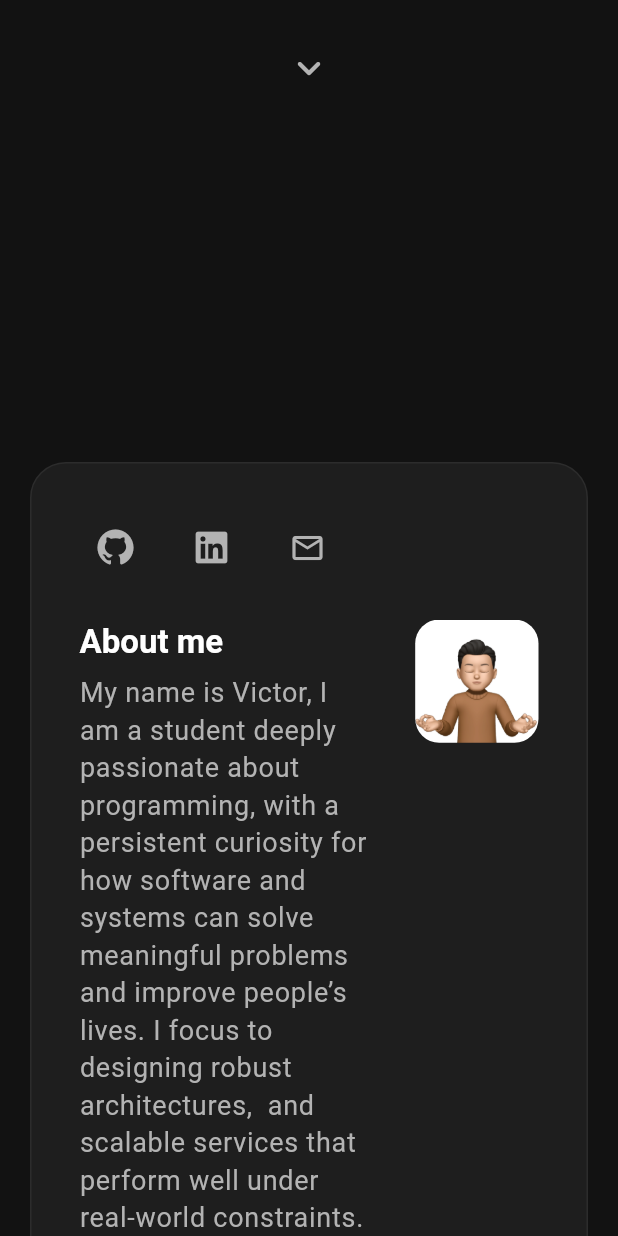
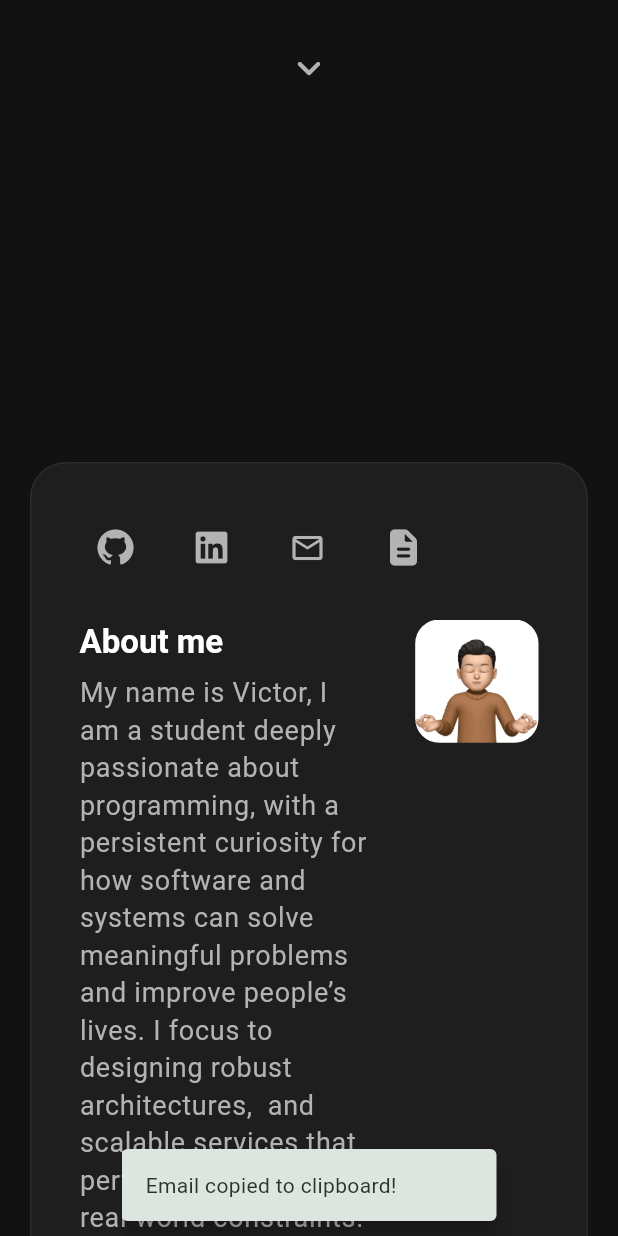
Before and after one commit to GrigorasVictor/web-portofolio, a Flutter app: the screen it shows after launch, scrolled down 576 dp, after a tap on the "email" icon, on a phone screen of 412 x 824 dp. Run offline on Flutter 3.47's test engine with Material 3 defaults, Android fonts, the phone set to English and light mode, and no system bars; our stand-ins replace flutter_svg, font_awesome_flutter; network calls fail.

Commit message:
added a stable version

```diff
--- /dev/null
+++ b/frontend/lib/config/app_config.dart
@@ -0,0 +1,29 @@
+/// Configuration settings for the application.
+/// Modify these values when deploying to different environments.
+class AppConfig {
+  static const List<String> apiBaseUrls = [
+    "http://127.0.0.1:8080",
+    "http://localhost:8080",
+
+  ];
+
+  // API Endpoints
+  static const String educationEndpoint = "/education";
+  static const String experienceEndpoint = "/experience";
+  static const String projectEndpoint = "/project";
+
+  // Social Links
+  static const String githubUrl = "https://github.com/GrigorasVictor";
+  static const String linkedinUrl = "https://www.linkedin.com/in/victor-grigoras-093633271/";
+  static const String cvUrl = "https://steep-cyan-anaconda.myfilebase.com/ipfs/QmYZFHq7JaQmADKvdiAZj3doZcCXpYk4Vi8Warxc7BEa2n";
+
+  // Contact Information
+  static const String emailAddress = "victorandrei201112@gmail.com";
+
+  // Assets
+  static const String profileImagePath = "assets/images/personna.png";
+  static const String backgroundSvgPath = "assets/images/topography.svg";
+
+  // UI Configuration
+  static const List<String> heroWords = ['everyone', 'people', 'world'];
+}
--- a/frontend/lib/main.dart
+++ b/frontend/lib/main.dart
@@ -1,5 +1,6 @@
 import 'package:flutter/material.dart';
 import 'package:flutter_svg/flutter_svg.dart';
+import 'package:frontend/config/app_config.dart';
 import 'models/education.dart';
 import 'models/experience.dart';
 import 'models/project.dart';
@@ -32,7 +33,7 @@ class PortfolioApp extends StatelessWidget {
 
     return MaterialApp(
       debugShowCheckedModeBanner: false,
-      title: 'Portofoliu',
+      title: 'My Portfolio',
       theme: ThemeData(
         useMaterial3: true,
         colorScheme: scheme,
@@ -120,23 +121,18 @@ class _MainPageState extends State<MainPage> {
               shaderCallback: (rect) {
                 return RadialGradient(
                   center: Alignment.center,
-                  // CONTROLEAZĂ AICI: Mărimea zonei transparente din centru.
-                  // O valoare mai mică micșorează cercul transparent.
                   radius: 1,
                   colors: [
                     Colors.transparent,
                     Colors.white,
                   ],
-                  // CONTROLEAZĂ AICI: Tranziția gradientului.
-                  // [0.4, 0.7] înseamnă că gradientul începe la 40% din rază
-                  // și devine complet alb la 70%. Tot ce este după 70% va fi alb complet.
                   stops: const [0.1, 0.8],
                 ).createShader(Rect.fromLTRB(0, 0, rect.width, rect.height));
               },
               blendMode: BlendMode.dstIn,
               child: Center(
                 child: SvgPicture.asset(
-                  'assets/images/topography.svg',
+                  AppConfig.backgroundSvgPath,
                   width: MediaQuery.of(context).size.width,
                   fit: BoxFit.fitWidth,
                   colorFilter: ColorFilter.mode(
@@ -161,8 +157,8 @@ class _MainPageState extends State<MainPage> {
                         mainAxisAlignment: MainAxisAlignment.center,
                         children: [
                           const Spacer(flex: 2),
-                          const HeroTitle(
-                            words: ['everyone', 'people', 'world'],
+                          HeroTitle(
+                            words: AppConfig.heroWords,
                           ),
                           const Spacer(flex: 1),
                           IconButton(
--- a/frontend/lib/sections/about_section.dart
+++ b/frontend/lib/sections/about_section.dart
@@ -1,11 +1,20 @@
-// ...existing code...
 import 'package:flutter/material.dart';
+import 'package:flutter/services.dart';
 import 'package:font_awesome_flutter/font_awesome_flutter.dart';
 import 'package:frontend/theme/colors.dart' as theme_colors;
 import 'package:frontend/theme/texts.dart' as theme_texts;
+import 'package:url_launcher/url_launcher.dart';
+import 'package:frontend/config/app_config.dart';
 
 class AboutSection extends StatelessWidget {
   const AboutSection({super.key});
+
+  Future<void> _launchURL(String urlString) async {
+    final Uri url = Uri.parse(urlString);
+    if (!await launchUrl(url)) {
+      debugPrint('Could not launch $urlString');
+    }
+  }
 
   @override
   Widget build(BuildContext context) {
@@ -24,9 +33,32 @@ class AboutSection extends StatelessWidget {
           Row(
             mainAxisAlignment: MainAxisAlignment.start,
             children: [
-              _SocialIcon(icon: FontAwesomeIcons.github, onTap: () {}),
-              _SocialIcon(icon: FontAwesomeIcons.linkedin, onTap: () {}),
-              _SocialIcon(icon: Icons.email_outlined, onTap: () {}),
+              _SocialIcon(
+                icon: FontAwesomeIcons.github,
+                onTap: () => _launchURL(AppConfig.githubUrl),
+              ),
+              _SocialIcon(
+                icon: FontAwesomeIcons.linkedin,
+                onTap: () => _launchURL(AppConfig.linkedinUrl),
+              ),
+              _SocialIcon(
+                icon: Icons.email_outlined,
+                onTap: () {
+                  Clipboard.setData(ClipboardData(text: AppConfig.emailAddress)).then((_) {
+                    ScaffoldMessenger.of(context).showSnackBar(
+                      const SnackBar(
+                        content: Text('Email copied to clipboard!'),
+                        behavior: SnackBarBehavior.floating,
+                        width: 250,
+                      ),
+                    );
+                  });
+                },
+              ),
+              _SocialIcon(
+                icon: FontAwesomeIcons.solidFileLines, // CV Icon
+                onTap: () => _launchURL(AppConfig.cvUrl),
+              ),
             ],
           ),
           const SizedBox(height: 24),
@@ -66,7 +98,7 @@ class AboutSection extends StatelessWidget {
                   child: ClipRRect(
                     borderRadius: BorderRadius.circular(16.0),
                     child: Image.asset(
-                      'assets/images/personna.png',
+                      AppConfig.profileImagePath,
                       fit: BoxFit.cover,
                       errorBuilder: (context, error, stackTrace) {
                         // Fallback to placeholder if image fails to load
--- a/frontend/lib/services/api_service.dart
+++ b/frontend/lib/services/api_service.dart
@@ -1,146 +1,66 @@
 import 'dart:async';
+import 'dart:convert';
+import 'package:flutter/foundation.dart';
+import 'package:http/http.dart' as http;
 import '../models/education.dart';
 import '../models/experience.dart';
 import '../models/project.dart';
+import '../config/app_config.dart';
 
 class ApiService {
-  int _timeCounter = 0;
-  Future<List<Education>> fetchEducation() async {
-    // Simulate network delay
-    await Future.delayed(Duration(seconds: _timeCounter));
+  // Generic fetcher: tries all base URLs, returns [] on any failure.
+  Future<List<T>> _fetchList<T>(
+    String endpoint,
+    T Function(Map<String, dynamic>) fromJson,
+  ) async {
+    final timeout = const Duration(seconds: 10);
 
-    // In a real app, you would make an HTTP request here.
-    // To test the error case, you can return an empty list: return [];
-    // To test a failure, you can throw an exception: throw Exception('Failed to load');
-    final data = [
-      {
-        "degree": "Bachelor of Science in Computer Science",
-        "institution": "Technical University of Cluj-Napoca",
-        "location": "Cluj-Napoca, Romania",
-        "startDate": "2022-09-01",
-        "endDate": "2026-06-30",
-        "photoUrl": "https://steep-cyan-anaconda.myfilebase.com/ipfs/QmYQqhxLrRE4BtyFFAqHyUfDZDceW6oDBDcDZV3w6jJjES"
-      },
-      {
-        "degree": "Licensed in Mathematics-Informatics, intensive in informatics",
-        "institution": "‘Dimitrie Cantemir’ National College",
-        "location": "Bacău, Romania",
-        "startDate": "2018-09-01",
-        "endDate": "2022-06-30",
-        "photoUrl": "https://steep-cyan-anaconda.myfilebase.com/ipfs/QmbbEDeuwMgLp1Hvq1Zry1SJbciMAoiZdAU5Q9YgD1as3M"
+    for (final baseUrl in AppConfig.apiBaseUrls) {
+      final uri = Uri.parse('$baseUrl$endpoint');
+      final sw = Stopwatch()..start();
+      try {
+        final resp = await http.get(uri).timeout(timeout);
+        sw.stop();
+        if (resp.statusCode == 200) {
+          final body = utf8.decode(resp.bodyBytes);
+          final decoded = json.decode(body);
+          if (decoded is List) {
+            return decoded.map((e) => fromJson(e as Map<String, dynamic>)).toList();
+          } else {
+            debugPrint('GET $uri -> 200 but payload not a List (elapsed ${sw.elapsedMilliseconds}ms)');
+          }
+        } else {
+          debugPrint('GET $uri -> ${resp.statusCode} (elapsed ${sw.elapsedMilliseconds}ms)');
+        }
+      } on TimeoutException {
+        sw.stop();
+        debugPrint('GET $uri -> timeout after ${timeout.inSeconds}s');
+      } catch (e) {
+        sw.stop();
+        debugPrint('GET $uri -> error: $e (elapsed ${sw.elapsedMilliseconds}ms)');
       }
-    ];
-
-    return data.map((json) => Education.fromJson(json)).toList();
+    }
+    return [];
   }
 
-  Future<List<Experience>> fetchExperience() async {
-    await Future.delayed(Duration(seconds: _timeCounter));
-    final data = [
-      {
-        "title": "Data Automation & Cloud",
-        "description": "Developed an AI-based content generation and retrieval system, featuring agent-driven orchestration with microservices and a chatbot interface.\nDesigned efficient file processing and scalable ingestion pipelines to ensure rapid and accurate information access.\nImplemented multimodal contextual analysis for improved relevance and seamless integration into automation workflows.",
-        "company": "MHP – A Porsche Company",
-        "location": "Cluj-Napoca, Romania",
-        "startDate": "2024-07-14",
-        "endDate": "2024-08-30",
-        "photoUrl": "https://steep-cyan-anaconda.myfilebase.com/ipfs/QmTaKJS4KRLRyEmTWrBwLEnTC1xy1GNzkYueJViE3x5kXi",
-        "tags": [
-          {"name": "AI"},
-          {"name": "RAG"},
-          {"name": "agent"},
-          {"name": "tools invoking"},
-          {"name": "NLP"}
-        ]
-      }
-    ];
-    return data.map((json) => Experience.fromJson(json)).toList();
+  Future<List<Education>> fetchEducation() {
+    return _fetchList<Education>(
+      AppConfig.educationEndpoint,
+      (j) => Education.fromJson(j),
+    );
   }
 
-  Future<List<Project>> fetchProjects() async {
-    await Future.delayed(Duration(seconds: _timeCounter));
-    final data = [
-  {
-    "title": "Mulit-Modal Agentic Rag System",
-    "description": "Developed an AI-based content generation and retrieval system, featuring agent-driven orchestration with microservices and a chatbot interface.",
-    "tags": [
-      { "name": "Python" },
-      { "name": "LangChain" },
-      { "name": "MCP" },
-      { "name": "Ollama" },
-      { "name": "AI" }
-    ],
-    "videoUrl": "https://steep-cyan-anaconda.myfilebase.com/ipfs/QmTypcL1Rw7tuZVUJXiSczbpjzaEfT3U2GUJp1X2yXbfvL",
-    "githubUrl": "https://github.com/Victor-Andrei-MHP/mcp-project"
-  },
-  {
-    "title": "HealthCare-AI",
-    "description": "HealthCare-AI is an intelligent application designed to help users remember to take their medication. By leveraging AI and Google Calendar integration, the app schedules reminders and provides helpful notifications to ensure you never miss a dose. Perfect for those with complex medication schedules or anyone who occasionally forgets to take their pills on time.",
-    "tags": [
-      { "name": "Flutter" },
-      { "name": "Python" },
-      { "name": "Google Calendar" },
-      { "name": "Ollama" },
-      { "name": "FastApi" }
-    ],
-    "videoUrl": "https://steep-cyan-anaconda.myfilebase.com/ipfs/Qmc4LyrM8GkavtzXtzWhZegFiFJRWM1J12drC6iwiebNTG",
-    "githubUrl": "https://github.com/GrigorasVictor/HealthCare-AI"
-  },
-  {
-    "title": "CV-Matcher",
-    "description": "I was part of the AI team at a hackathon where I extracted all candidate documents and reformatted CVs and job descriptions into a normalized JSON schema for embedding, enabling accurate semantic search and improved matching results.",
-    "tags": [
-      { "name": "Jupyter Notebook" },
-      { "name": "Python" },
-      { "name": "Ollama" }
-    ],
-    "videoUrl": "",
-    "githubUrl": "https://github.com/humeniucDan/CV-Matcher"
-  },
-  {
-    "title": "RoSubMaster",
-    "description": "Converted MP4 videos with English audio into Romanian-subtitled MP4s using a Python pipeline",
-    "tags": [
-      { "name": "Python" },
-      { "name": "Ffmpeg" },
-      { "name": "Whisper" },
-      { "name": "MarianMT" },
-      { "name": "Pytorch" },
-      { "name": "Torchaudio" },
-      { "name": "Transformers" }
-    ],
-    "videoUrl": "",
-    "githubUrl": "https://github.com/GrigorasVictor/RoSubMaster"
-  },
-  {
-    "title": "Spotify-Stats",
-    "description": "SpotifyStats is a project designed to analyze and visualize Spotify data. It includes components for data processing, machine learning, and a client application built with Flutter.",
-    "tags": [
-      { "name": "Flutter" },
-      { "name": "Python" },
-      { "name": "Spotify-api" },
-      { "name": "Django" },
-      { "name": "JWT" },
-      { "name": "Deep-learning" }
-    ],
-    "videoUrl": "https://steep-cyan-anaconda.myfilebase.com/ipfs/QmSsRTWQDySocZtzYCEafnEzBCq5aGkPCXNi37UPGN5s7d",
-    "githubUrl": "https://github.com/GrigorasVictor/Spotify-Stats"
-  },
-  {
-    "title": "Facebook-clone",
-    "description": "This project is a full-stack social media platform engineered to emulate core functionalities of Facebook. It is developed with a Java-based backend and a JavaScript-driven frontend, structured around a microservices architecture for enhanced scalability and modularity.",
-    "tags": [
-      { "name": "Java" },
-      { "name": "JWT" },
-      { "name": "S3 Bucket" },
-      { "name": "Trello" },
-      { "name": "JavaScript" },
-      { "name": "React" }
-    ],
-    "videoUrl": "",
-    "githubUrl": "https://github.com/GrigorasVictor/Facebook-clone"
+  Future<List<Experience>> fetchExperience() {
+    return _fetchList<Experience>(
+      AppConfig.experienceEndpoint,
+      (j) => Experience.fromJson(j),
+    );
   }
-];
-    return data.map((json) => Project.fromJson(json)).toList();
+
+  Future<List<Project>> fetchProjects() {
+    return _fetchList<Project>(
+      AppConfig.projectEndpoint,
+      (j) => Project.fromJson(j),
+    );
   }
 }
--- a/frontend/pubspec.yaml
+++ b/frontend/pubspec.yaml
@@ -39,6 +39,8 @@ dependencies:
   url_launcher: ^6.3.2
   video_player: ^2.10.0
   flutter_svg: ^2.2.1
+  http: ^1.5.0
+  dio: ^5.9.0
 
 dev_dependencies:
   flutter_test:
```
Also changed, not shown: frontend/pubspec.lock, 10 other files.
